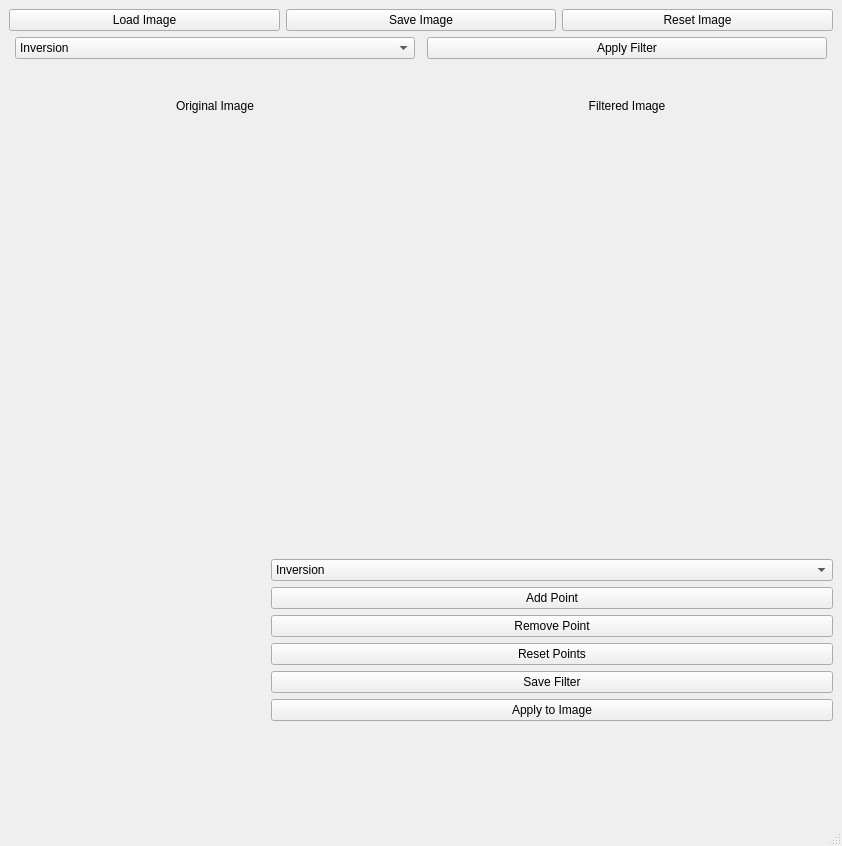
First picture: the form in project_1/ImageFilterApp/gui/mainwindow.ui, repository matined/computer-graphics-1, before the edit.
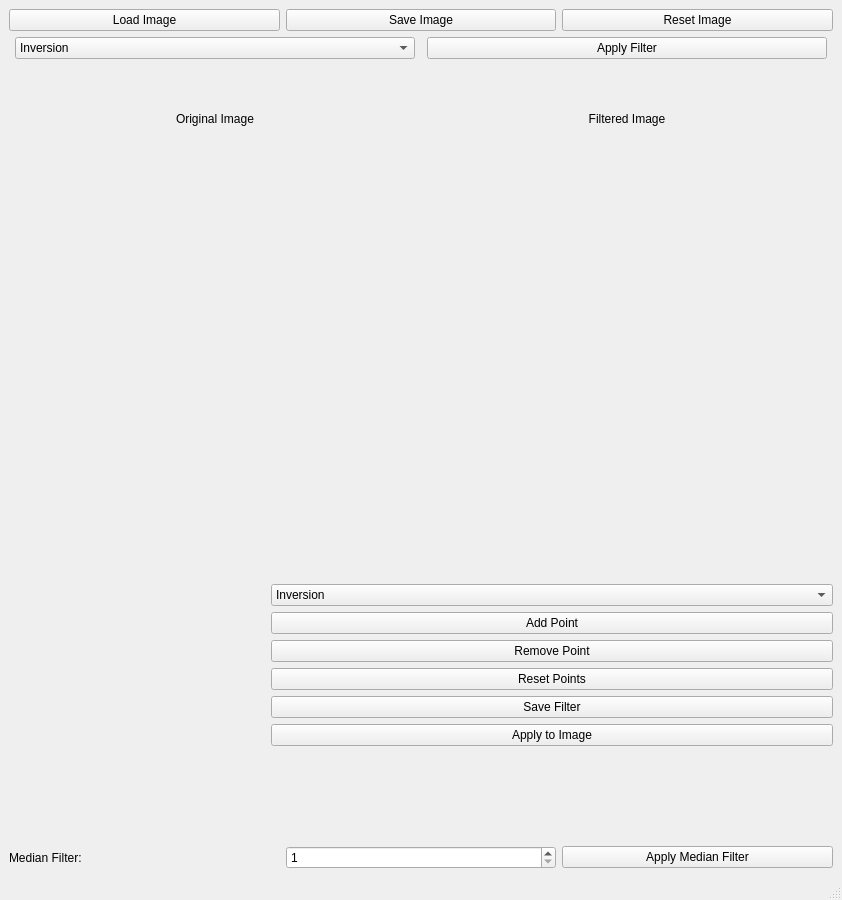
Second picture: the form after the edit. Custom widgets are drawn as their Qt base class.

```diff
--- a/project_1/ImageFilterApp/gui/mainwindow.ui
+++ b/project_1/ImageFilterApp/gui/mainwindow.ui
@@ -7,7 +7,7 @@
     <x>0</x>
     <y>0</y>
     <width>842</width>
-    <height>846</height>
+    <height>900</height>
    </rect>
   </property>
   <property name="sizePolicy">
@@ -18,8 +18,8 @@
   </property>
   <property name="maximumSize">
    <size>
-    <width>842</width>
-    <height>870</height>
+    <width>900</width>
+    <height>900</height>
    </size>
   </property>
   <property name="windowTitle">
@@ -254,6 +254,37 @@
       </property>
      </widget>
     </item>
+    <item row="5" column="0" colspan="3">
+     <layout class="QGridLayout" name="gridLayout_2">
+      <item row="0" column="2">
+       <widget class="QPushButton" name="applyMedianFilter">
+        <property name="text">
+         <string>Apply Median Filter</string>
+        </property>
+       </widget>
+      </item>
+      <item row="0" column="0">
+       <widget class="QLabel" name="label_4">
+        <property name="text">
+         <string>Median Filter:</string>
+        </property>
+       </widget>
+      </item>
+      <item row="0" column="1">
+       <widget class="QSpinBox" name="medianFilterSpinBox">
+        <property name="minimum">
+         <number>1</number>
+        </property>
+        <property name="maximum">
+         <number>15</number>
+        </property>
+        <property name="singleStep">
+         <number>2</number>
+        </property>
+       </widget>
+      </item>
+     </layout>
+    </item>
    </layout>
   </widget>
   <widget class="QMenuBar" name="menubar">
```
Left out of the diff: 30 changed lines with no effect on the pictures.
